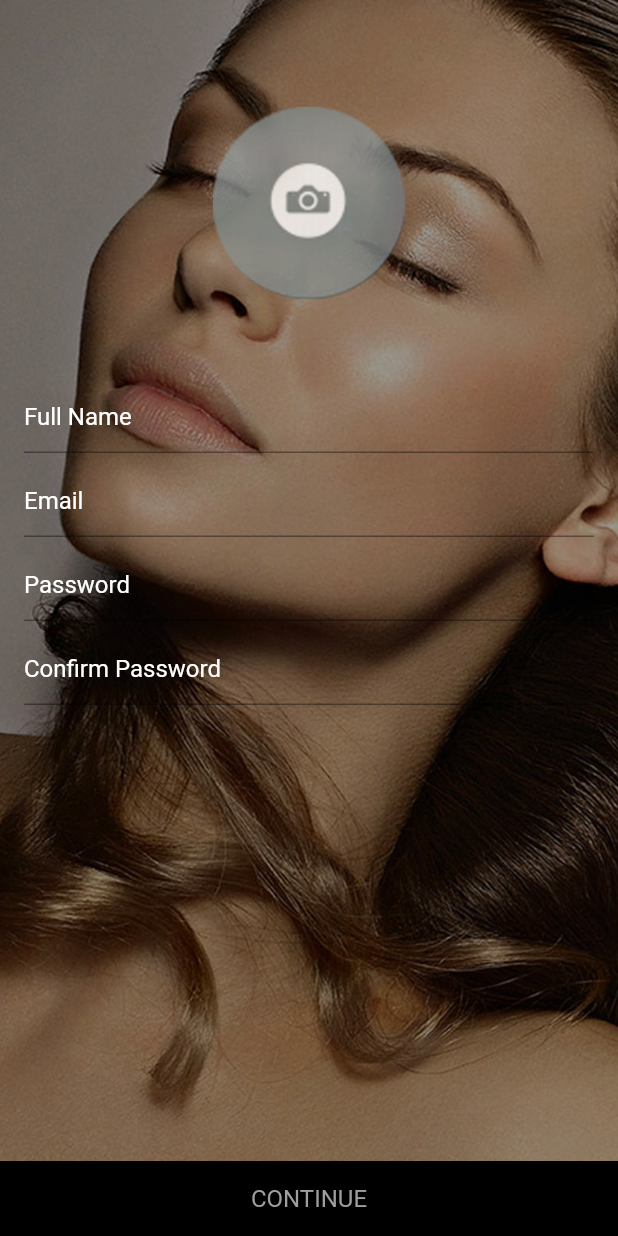
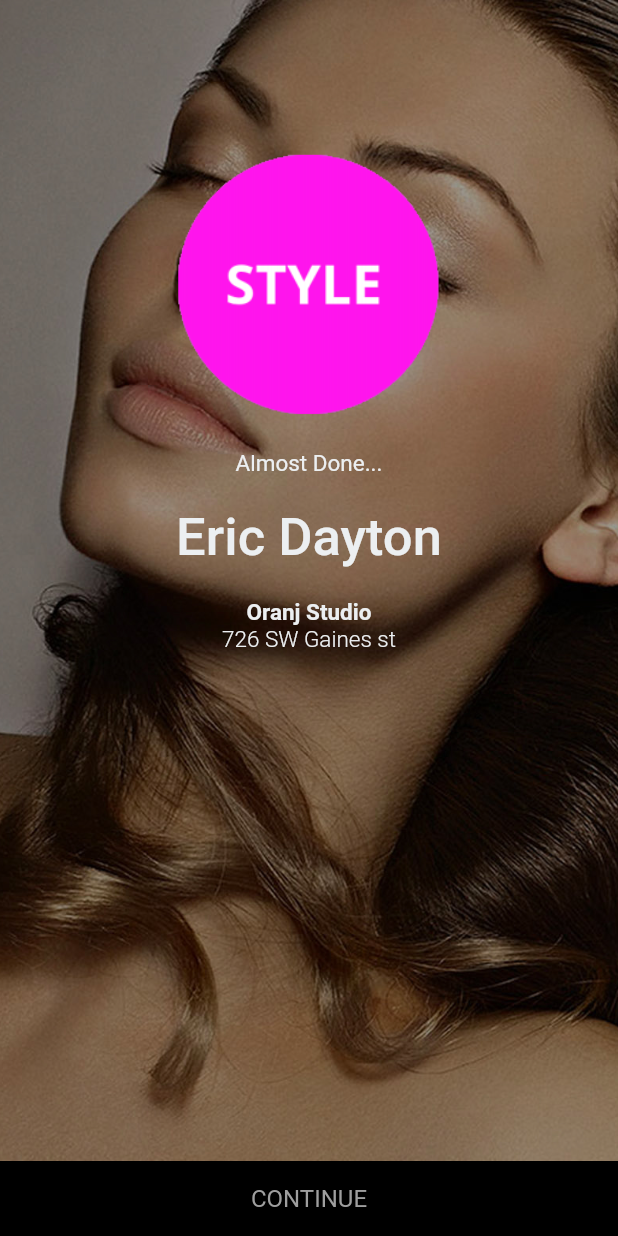
Before and after one commit to ezrasandzerbell/FLUTTER-ios-android-app, a Flutter app: the signUpLocation screen opened by its route, after a tap on "CONTINUE", on a phone screen of 412 x 824 dp. Run offline on Flutter 3.47's test engine with Material 2 defaults, Android fonts, the phone set to English and light mode, and no system bars; missing offline and left inert: carousel.

```diff
--- a/lib/main-footer.dart
+++ b/lib/main-footer.dart
@@ -5,6 +5,7 @@ import 'sign-up-p1.dart';
 import 'sign-in-page.dart';
 import 'day-hour-availability.dart';
 import 'sign-up-location.dart';
+import 'sign-up-almost-done.dart';
 
 var whiteColor = const Color(0xFFeceff1);
 var pinkColor = const Color(0xFFf735e9);
@@ -42,6 +43,11 @@ Widget footerLink(String label, Color colorCode, BuildContext context, routeCont
               Navigator.of(context).pushNamed(signUpLocation.routeName);
             }
             break;
+
+            case "signUpAlmostDone": {
+              Navigator.of(context).pushNamed(signUpAlmostDone.routeName);
+            }
+            break;
           }
 
         },
--- a/lib/main.dart
+++ b/lib/main.dart
@@ -5,6 +5,7 @@ import 'sign-up-p1.dart';
 import 'sign-up-services.dart';
 import 'day-hour-availability.dart';
 import 'sign-up-location.dart';
+import 'sign-up-almost-done.dart';
 
 void main() {
   runApp(new MyApp());
@@ -19,8 +20,8 @@ class MyApp extends StatelessWidget {
       signInPage.routeName: (BuildContext context) => new signInPage(title: "signInPage"),
       signUpPageServices.routeName: (BuildContext context) => new signUpPageServices(title: "signUpPageServices"),
       dayHourAvailability.routeName: (BuildContext context) => new dayHourAvailability(title: "dayHourAvailability"),
-       signUpLocation.routeName: (BuildContext context) => new signUpLocation(title: "signUpLocation"),
-
+      signUpLocation.routeName: (BuildContext context) => new signUpLocation(title: "signUpLocation"),
+      signUpAlmostDone.routeName: (BuildContext context) => new signUpAlmostDone(title: "signUpAlmostDone"),
     };
 
     return new MaterialApp(
--- a/lib/sign-up-almost-done.dart
+++ b/lib/sign-up-almost-done.dart
@@ -0,0 +1,111 @@
+import 'package:flutter/material.dart';
+import 'package:flutter/rendering.dart';
+import 'main-footer.dart';
+
+class signUpAlmostDone extends StatelessWidget {
+  signUpAlmostDone({Key key, this.title}) : super(key: key);
+
+  static const String routeName = "/signUpAlmostDone";
+
+  final String title;
+  var whiteColor = const Color(0xFFeceff1);
+  var pinkColor = const Color(0xFFf735e9);
+  var regular = FontWeight.w300;
+  var bold = FontWeight.w700;
+
+  @override Widget build(BuildContext context) {
+
+    Widget backgroundImage = new Container(
+        decoration: new BoxDecoration(
+          image: new DecorationImage(
+            image: new AssetImage("images/img1.jpg"),
+            fit: BoxFit.cover,
+          ),
+        )
+    );
+
+    Widget style360Logo = new Container(
+      padding: const EdgeInsets.only(top: 100.0, bottom: 20.0),
+      child: new Image.asset(
+        'images/style.png',
+        width: 180.0,
+        height: 180.0,
+      ),
+    );
+
+
+    Widget subtitleTextSection = new Container(
+      padding: const EdgeInsets.only(left: 40.0, right: 40.0),
+      child: new Text(
+        '''Almost Done...''',
+        textAlign: TextAlign.center,
+        style: new TextStyle(
+            fontSize: 15.0,
+            fontWeight: FontWeight.w400,
+            color: const Color(0xFFeceff1)
+        ),
+      ),
+    );
+
+    Widget titleTextSection = new Container(
+      padding: const EdgeInsets.only(left: 80.0, right: 80.0, top: 20.0, bottom: 20.0),
+      child: new Text(
+        '''Eric Dayton''',
+        textAlign: TextAlign.center,
+        style: new TextStyle(
+            fontSize: 35.0,
+            fontWeight: FontWeight.w500,
+            color: const Color(0xFFeceff1)
+        ),
+      ),
+    );
+
+
+
+    Widget salonAddress(label, setFontWeight) {
+      return new Text(
+        label,
+        textAlign: TextAlign.center,
+        style: new TextStyle(
+          fontSize: 15.0,
+          fontWeight: setFontWeight,
+          color: const Color(0xFFeceff1)
+        ),
+      );
+    }
+
+
+    Widget continueFooterButton = new Container(
+      height: 50.0,
+      decoration: new BoxDecoration(color: Colors.black),
+      child: new Row(
+        mainAxisAlignment: MainAxisAlignment.spaceEvenly,
+        children: [
+          footerLink('CONTINUE', Colors.grey, context, "signUpPage"),
+        ],
+      ),
+    );
+
+    Widget currentPageView = new Scaffold(
+      body: new Stack (
+          children: <Widget>[
+            new PageView(
+              children: [backgroundImage],
+            ),
+            new ListView(
+              physics: new NeverScrollableScrollPhysics(),
+              children: [
+                style360Logo,
+                subtitleTextSection,
+                titleTextSection,
+                salonAddress("Oranj Studio", bold),
+                salonAddress("726 SW Gaines st", regular),
+              ],
+            ),
+          ]
+      ),
+      bottomNavigationBar: continueFooterButton,
+    );
+    return currentPageView;
+  }
+}
--- a/lib/sign-up-location.dart
+++ b/lib/sign-up-location.dart
@@ -37,7 +37,7 @@ class signUpLocation extends StatelessWidget {
       child: new Row(
         mainAxisAlignment: MainAxisAlignment.spaceEvenly,
         children: [
-          footerLink('CONTINUE', Colors.grey, context, "signUpPage"),
+          footerLink('CONTINUE', Colors.grey, context, "signUpAlmostDone"),
         ],
       ),
     );
@@ -45,7 +45,7 @@ class signUpLocation extends StatelessWidget {
     Widget currentPageView = new Scaffold(
       appBar: new AppBar(
         backgroundColor: pinkColor,
-        title: new Text("Hours"),
+        title: new Text("Location"),
       ),
       body: new Stack (
           children: <Widget>[
```
